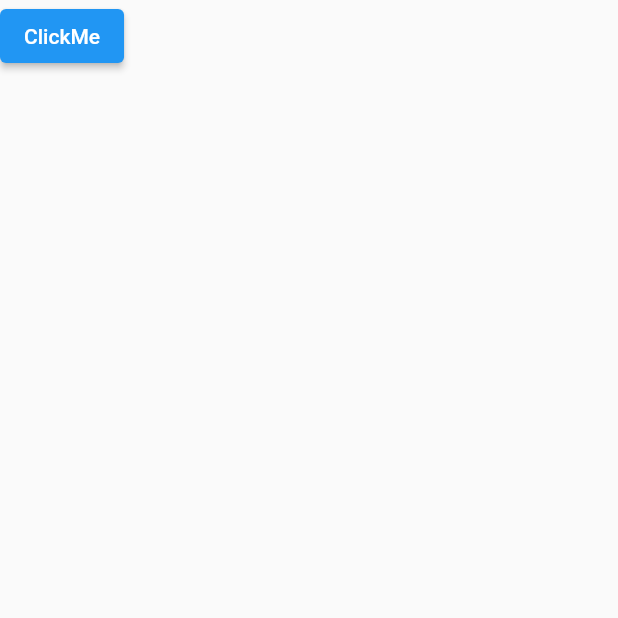
After one commit to emreata1/game_bundlee, a Flutter app: the screen it shows after launch, after a tap on "Ayarlar", on a phone screen of 412 x 824 dp, the top half of it. The commit adds this screen. Run offline on Flutter 3.47's test engine with Material 2 defaults, Android fonts, the light colour scheme and no system bars; our stand-ins replace audioplayers, shared_preferences.

```diff
--- a/game_bundlee/lib/main.dart
+++ b/game_bundlee/lib/main.dart
@@ -1,11 +1,14 @@
 import 'dart:io';
 import 'package:flutter/material.dart';
 import 'package:game_bundlee/Models/chapters_model.dart';
+import 'package:game_bundlee/audio.dart';
+import 'package:game_bundlee/settings.dart';
 import 'quiz_page.dart';
 
+
 void main() async {
+
   WidgetsFlutterBinding.ensureInitialized();
-
     await Chapters.chapter1[0].logoOku(1);
     await Chapters.chapter2[0].logoOku(2);
     await Chapters.chapter3[0].logoOku(3);
@@ -15,6 +18,8 @@ void main() async {
     await Chapters.chapter7[0].logoOku(7);
     await Chapters.chapter8[0].logoOku(8);
     await Chapters.chapter9[0].logoOku(9);
+
+
 
   runApp(const MyApp());
 }
@@ -64,7 +69,7 @@ class MyHomePage extends StatelessWidget {
               onTap: () {
                 Navigator.of(context).push(
                   MaterialPageRoute(
-                    builder: (context) => QuestionPage()),
+                    builder: (context) => const QuestionPage()),
                 );
               },
               tileColor: Colors.white70,
@@ -78,6 +83,10 @@ class MyHomePage extends StatelessWidget {
           Container(
             padding: const EdgeInsets.only(left: 110, right: 110),
             child: ListTile(
+
+              onTap:(){
+                Navigator.of(context).push(MaterialPageRoute(builder: (context)=>  const SettingsPage()));}
+                ,
              tileColor: Colors.white70,
 
               shape: RoundedRectangleBorder(
--- /dev/null
+++ b/game_bundlee/lib/settings.dart
@@ -0,0 +1,24 @@
+// ignore_for_file: prefer_const_literals_to_create_immutables, prefer_const_constructors
+
+import 'package:flutter/material.dart';
+
+class SettingsPage extends StatefulWidget {
+  const SettingsPage({super.key});
+
+  @override
+  State<SettingsPage> createState() => _SettingsPageState();
+}
+
+class _SettingsPageState extends State<SettingsPage> {
+  @override
+  Widget build(BuildContext context) {
+    return Scaffold(
+      body: Column(
+        children: [ElevatedButton(onPressed: () {
+
+
+        },child: Text("ClickMe"))],
+      ),
+    );
+  }
+}
--- a/game_bundlee/pubspec.yaml
+++ b/game_bundlee/pubspec.yaml
@@ -28,6 +28,7 @@ environment:
 # the latest version available on pub.dev. To see which dependencies have newer
 # versions available, run `flutter pub outdated`.
 dependencies:
+
   flutter:
     sdk: flutter
 
@@ -38,6 +39,10 @@ dependencies:
   path_provider: ^2.1.1
   provider: ^6.1.1
   shared_preferences: ^2.2.2
+  audioplayers: ^5.2.1
+  just_audio: ^0.9.36
+  audio_service: ^0.18.12
+
 
 dev_dependencies:
   flutter_test:
```
Also changed, not shown: game_bundlee/lib/audio.dart (added, +13 -0 lines), game_bundlee/lib/quiz_page.dart (+48 -20 lines), 8 other files.
